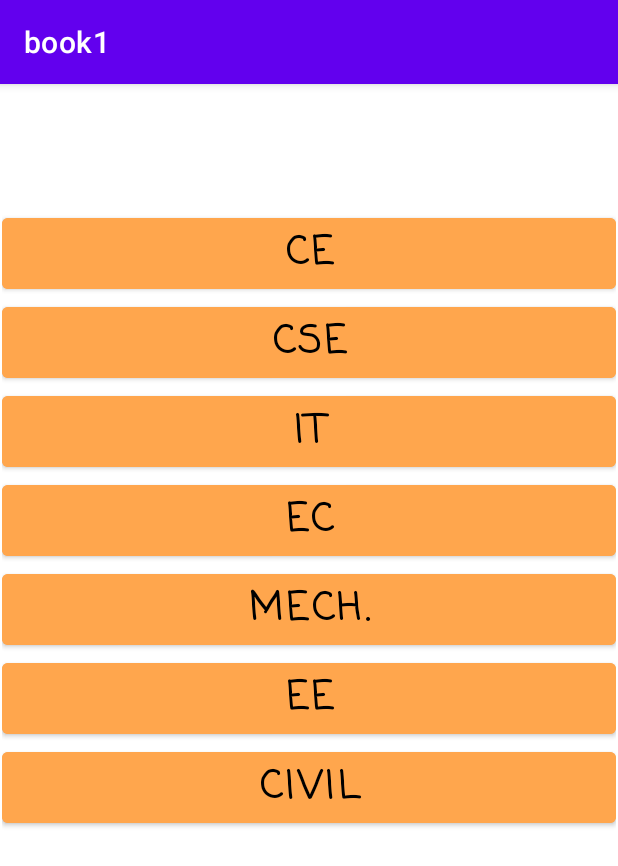
After one commit to viren06/book, an Android app: the cspitdepartment screen opened directly, with no data from a screen before it, on a phone screen of 412 x 824 dp. The commit adds this screen. Shown: the top 866 px of the screen. Run offline under Robolectric (Android 15) with nearby library versions, the phone set to English and light mode, and no system bars.

Commit message:
clgdepartment add

```diff
--- /dev/null
+++ b/app/src/main/java/com/example/book1/cspitdepartment.kt
@@ -0,0 +1,11 @@
+package com.example.book1
+
+import androidx.appcompat.app.AppCompatActivity
+import android.os.Bundle
+
+class cspitdepartment : AppCompatActivity() {
+    override fun onCreate(savedInstanceState: Bundle?) {
+        super.onCreate(savedInstanceState)
+        setContentView(R.layout.activity_cspitdepartment)
+    }
+}
--- /dev/null
+++ b/app/src/main/res/layout/activity_cspitdepartment.xml
@@ -0,0 +1,102 @@
+<?xml version="1.0" encoding="utf-8"?>
+<androidx.constraintlayout.widget.ConstraintLayout xmlns:android="http://schemas.android.com/apk/res/android"
+    xmlns:app="http://schemas.android.com/apk/res-auto"
+    xmlns:tools="http://schemas.android.com/tools"
+    android:layout_width="match_parent"
+    android:layout_height="match_parent"
+    tools:context=".cspitdepartment">
+
+    <LinearLayout
+        android:layout_width="409dp"
+        android:layout_height="601dp"
+        android:orientation="vertical"
+        app:layout_constraintBottom_toBottomOf="parent"
+        app:layout_constraintEnd_toEndOf="parent"
+        app:layout_constraintStart_toStartOf="parent"
+        app:layout_constraintTop_toTopOf="parent">
+
+        <Button
+            android:id="@+id/button20"
+            android:layout_width="match_parent"
+            android:layout_height="wrap_content"
+            android:text="CE"
+            android:textSize="25dp"
+            android:textStyle="bold"
+            android:textAlignment="center"
+            android:backgroundTint="@color/cspitdepcolor"
+            android:textColor="@color/black"
+            android:fontFamily="casual"/>
+
+        <Button
+            android:id="@+id/button21"
+            android:layout_width="match_parent"
+            android:layout_height="wrap_content"
+            android:text="CSE"
+            android:textSize="25dp"
+            android:textStyle="bold"
+            android:textAlignment="center"
+            android:backgroundTint="@color/cspitdepcolor"
+            android:textColor="@color/black"
+            android:fontFamily="casual"/>
+
+        <Button
+            android:id="@+id/button22"
+            android:layout_width="match_parent"
+            android:layout_height="wrap_content"
+            android:text="IT"
+            android:textSize="25dp"
+            android:textStyle="bold"
+            android:textAlignment="center"
+            android:backgroundTint="@color/cspitdepcolor"
+            android:textColor="@color/black"
+            android:fontFamily="casual"/>
+
+        <Button
+            android:id="@+id/button23"
+            android:layout_width="match_parent"
+            android:layout_height="wrap_content"
+            android:text="EC"
+            android:textSize="25dp"
+            android:textStyle="bold"
+            android:textAlignment="center"
+            android:backgroundTint="@color/cspitdepcolor"
+            android:textColor="@color/black"
+            android:fontFamily="casual"/>
+
+        <Button
+            android:id="@+id/button24"
+            android:layout_width="match_parent"
+            android:layout_height="wrap_content"
+            android:text="Mech."
+            android:textSize="25dp"
+            android:textStyle="bold"
+            android:textAlignment="center"
+            android:backgroundTint="@color/cspitdepcolor"
+            android:textColor="@color/black"
+            android:fontFamily="casual"/>
+
+        <Button
+            android:id="@+id/button25"
+            android:layout_width="match_parent"
+            android:layout_height="wrap_content"
+            android:text="EE"
+            android:textSize="25dp"
+            android:textStyle="bold"
+            android:textAlignment="center"
+            android:backgroundTint="@color/cspitdepcolor"
+            android:textColor="@color/black"
+            android:fontFamily="casual"/>
+
+        <Button
+            android:id="@+id/button26"
+            android:layout_width="match_parent"
+            android:layout_height="wrap_content"
+            android:text="Civil"
+            android:textSize="25dp"
+            android:textStyle="bold"
+            android:textAlignment="center"
+            android:backgroundTint="@color/cspitdepcolor"
+            android:textColor="@color/black"
+            android:fontFamily="casual"/>
+    </LinearLayout>
+</androidx.constraintlayout.widget.ConstraintLayout>
--- a/build.gradle
+++ b/build.gradle
@@ -7,7 +7,7 @@ buildscript {
     }
 
     dependencies {
-        classpath "com.android.tools.build:gradle:4.1.0"
+        classpath 'com.android.tools.build:gradle:4.2.2'
         classpath "org.jetbrains.kotlin:kotlin-gradle-plugin:$kotlin_version"
         classpath 'com.google.gms:google-services:4.3.10'
 
```
Also changed, not shown: app/src/main/AndroidManifest.xml (+7 -1 lines), app/src/main/java/com/example/book1/cmpicadepartment.kt (added, +11 -0 lines), app/src/main/java/com/example/book1/depstardepartment.kt (added, +11 -0 lines), app/src/main/java/com/example/book1/i2imdepartment.kt (added, +11 -0 lines), app/src/main/java/com/example/book1/pdpiasdepartment.kt (added, +11 -0 lines), app/src/main/java/com/example/book1/rpcpdepartment.kt (added, +11 -0 lines), app/src/main/res/layout/activity_cmpicadepartment.xml (added, +42 -0 lines), app/src/main/res/layout/activity_depstardepartment.xml (added, +54 -0 lines), app/src/main/res/layout/activity_i2imdepartment.xml (added, +42 -0 lines), app/src/main/res/layout/activity_pdpiasdepartment.xml (added, +78 -0 lines), app/src/main/res/layout/activity_rpcpdepartment.xml (added, +42 -0 lines), app/src/main/res/values/colors.xml (+7 -0 lines), gradle/wrapper/gradle-wrapper.properties.
